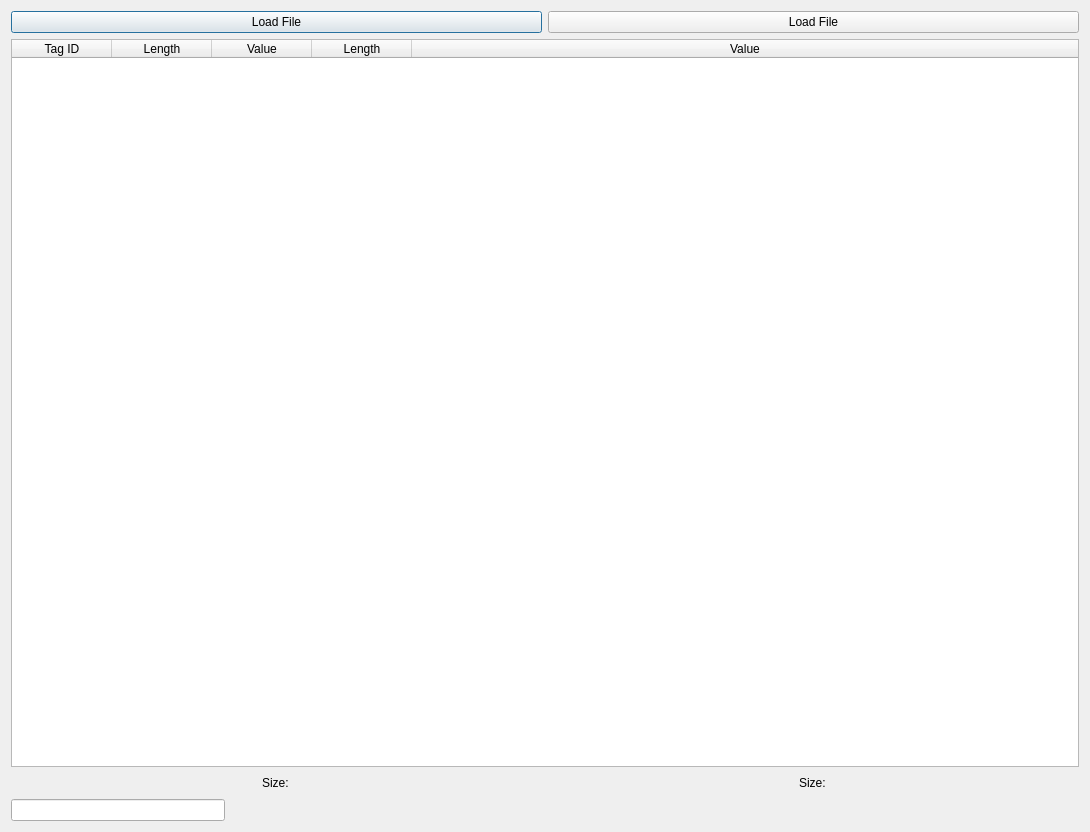
GavriloviciEduard/DICOM-Extractor-Viewer, file DICOM-Viewer/DICOM-Viewer/CompareDialog.ui: the form before one commit.
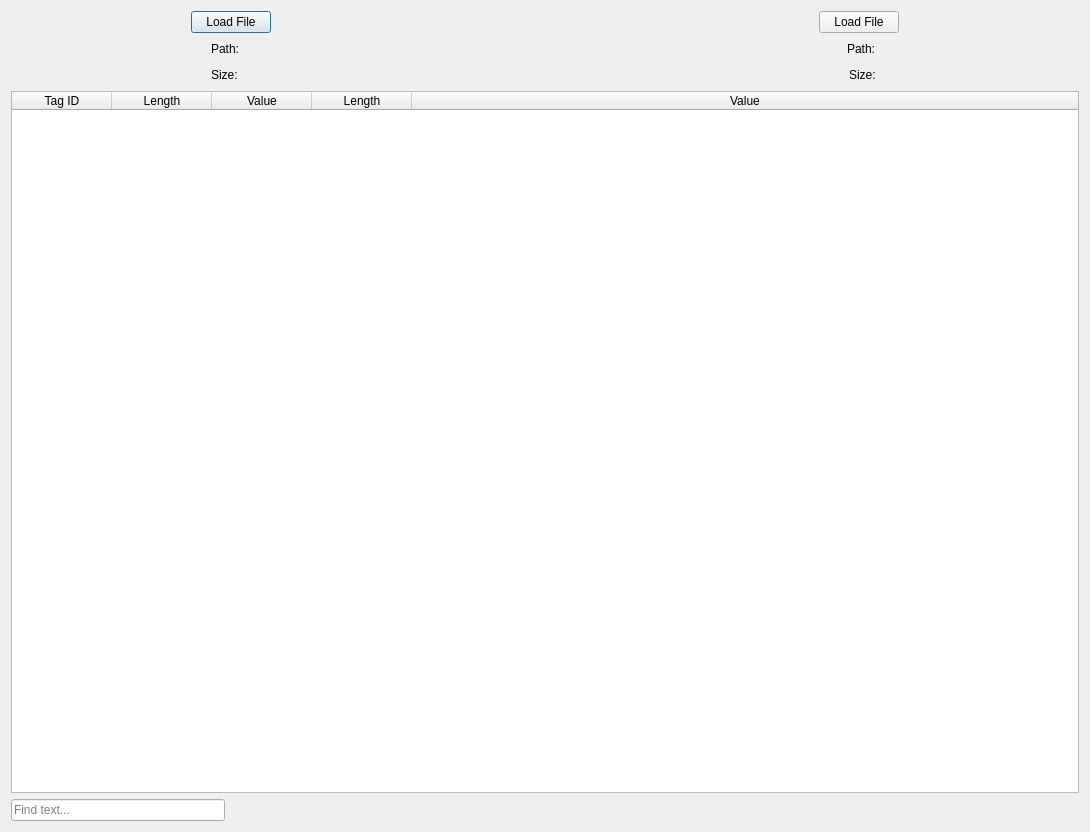
The form after the commit.

Diff of the .ui file:
```diff
--- a/DICOM-Viewer/DICOM-Viewer/CompareDialog.ui
+++ b/DICOM-Viewer/DICOM-Viewer/CompareDialog.ui
@@ -16,6 +16,19 @@
   <layout class="QVBoxLayout" name="verticalLayout">
    <item>
     <layout class="QHBoxLayout" name="horizontalLayout">
+     <item>
+      <spacer name="horizontalSpacer_13">
+       <property name="orientation">
+        <enum>Qt::Horizontal</enum>
+       </property>
+       <property name="sizeHint" stdset="0">
+        <size>
+         <width>40</width>
+         <height>20</height>
+        </size>
+       </property>
+      </spacer>
+     </item>
      <item>
       <widget class="QPushButton" name="buttonLoad1">
        <property name="text">
@@ -23,6 +36,45 @@
        </property>
       </widget>
      </item>
+     <item>
+      <spacer name="horizontalSpacer_16">
+       <property name="orientation">
+        <enum>Qt::Horizontal</enum>
+       </property>
+       <property name="sizeHint" stdset="0">
+        <size>
+         <width>40</width>
+         <height>20</height>
+        </size>
+       </property>
+      </spacer>
+     </item>
+     <item>
+      <spacer name="horizontalSpacer_15">
+       <property name="orientation">
+        <enum>Qt::Horizontal</enum>
+       </property>
+       <property name="sizeHint" stdset="0">
+        <size>
+         <width>40</width>
+         <height>20</height>
+        </size>
+       </property>
+      </spacer>
+     </item>
+     <item>
+      <spacer name="horizontalSpacer_17">
+       <property name="orientation">
+        <enum>Qt::Horizontal</enum>
+       </property>
+       <property name="sizeHint" stdset="0">
+        <size>
+         <width>40</width>
+         <height>20</height>
+        </size>
+       </property>
+      </spacer>
+     </item>
      <item>
       <widget class="QPushButton" name="butonLoad2">
        <property name="text">
@@ -30,45 +82,103 @@
        </property>
       </widget>
      </item>
+     <item>
+      <spacer name="horizontalSpacer_14">
+       <property name="orientation">
+        <enum>Qt::Horizontal</enum>
+       </property>
+       <property name="sizeHint" stdset="0">
+        <size>
+         <width>40</width>
+         <height>20</height>
+        </size>
+       </property>
+      </spacer>
+     </item>
     </layout>
    </item>
    <item>
-    <widget class="QTableWidget" name="tableWidget1">
-     <property name="sizeAdjustPolicy">
-      <enum>QAbstractScrollArea::AdjustIgnored</enum>
-     </property>
-     <attribute name="horizontalHeaderStretchLastSection">
-      <bool>true</bool>
-     </attribute>
-     <attribute name="verticalHeaderVisible">
-      <bool>true</bool>
-     </attribute>
-     <column>
-      <property name="text">
-       <string>Tag ID</string>
-      </property>
-     </column>
-     <column>
+    <layout class="QHBoxLayout" name="horizontalLayout_5">
+     <item>
+      <spacer name="horizontalSpacer_11">
+       <property name="orientation">
+        <enum>Qt::Horizontal</enum>
+       </property>
+       <property name="sizeHint" stdset="0">
+        <size>
+         <width>40</width>
+         <height>20</height>
+        </size>
+       </property>
+      </spacer>
+     </item>
+     <item>
+      <widget class="QLabel" name="labelPath1">
       <property name="text">
-       <string>Length</string>
-      </property>
-     </column>
-     <column>
-      <property name="text">
-       <string>Value</string>
-      </property>
-     </column>
-     <column>
-      <property name="text">
-       <string>Length</string>
-      </property>
-     </column>
-     <column>
+        <string>Path: </string>
+       </property>
+      </widget>
+     </item>
+     <item>
+      <spacer name="horizontalSpacer_18">
+       <property name="orientation">
+        <enum>Qt::Horizontal</enum>
+       </property>
+       <property name="sizeHint" stdset="0">
+        <size>
+         <width>40</width>
+         <height>20</height>
+        </size>
+       </property>
+      </spacer>
+     </item>
+     <item>
+      <spacer name="horizontalSpacer_9">
+       <property name="orientation">
+        <enum>Qt::Horizontal</enum>
+       </property>
+       <property name="sizeHint" stdset="0">
+        <size>
+         <width>40</width>
+         <height>20</height>
+        </size>
+       </property>
+      </spacer>
+     </item>
+     <item>
+      <spacer name="horizontalSpacer_10">
+       <property name="orientation">
+        <enum>Qt::Horizontal</enum>
+       </property>
+       <property name="sizeHint" stdset="0">
+        <size>
+         <width>40</width>
+         <height>20</height>
+        </size>
+       </property>
+      </spacer>
+     </item>
+     <item>
+      <widget class="QLabel" name="labelPath2">
       <property name="text">
-       <string>Value</string>
-      </property>
-     </column>
-    </widget>
+        <string>Path: </string>
+       </property>
+      </widget>
+     </item>
+     <item>
+      <spacer name="horizontalSpacer_12">
+       <property name="orientation">
+        <enum>Qt::Horizontal</enum>
+       </property>
+       <property name="sizeHint" stdset="0">
+        <size>
+         <width>40</width>
+         <height>20</height>
+        </size>
+       </property>
+      </spacer>
+     </item>
+    </layout>
    </item>
    <item>
     <layout class="QHBoxLayout" name="horizontalLayout_3">
@@ -118,6 +228,19 @@
        </property>
       </spacer>
      </item>
+     <item>
+      <spacer name="horizontalSpacer_19">
+       <property name="orientation">
+        <enum>Qt::Horizontal</enum>
+       </property>
+       <property name="sizeHint" stdset="0">
+        <size>
+         <width>40</width>
+         <height>20</height>
+        </size>
+       </property>
+      </spacer>
+     </item>
      <item>
       <widget class="QLabel" name="labelSize2">
        <property name="text">
@@ -140,12 +263,54 @@
      </item>
     </layout>
    </item>
+   <item>
+    <widget class="QTableWidget" name="tableWidget1">
+     <property name="sizeAdjustPolicy">
+      <enum>QAbstractScrollArea::AdjustIgnored</enum>
+     </property>
+     <attribute name="horizontalHeaderStretchLastSection">
+      <bool>true</bool>
+     </attribute>
+     <attribute name="verticalHeaderVisible">
+      <bool>true</bool>
+     </attribute>
+     <column>
+      <property name="text">
+       <string>Tag ID</string>
+      </property>
+     </column>
+     <column>
+      <property name="text">
+       <string>Length</string>
+      </property>
+     </column>
+     <column>
+      <property name="text">
+       <string>Value</string>
+      </property>
+     </column>
+     <column>
+      <property name="text">
+       <string>Length</string>
+      </property>
+     </column>
+     <column>
+      <property name="text">
+       <string>Value</string>
+      </property>
+     </column>
+    </widget>
+   </item>
    <item>
     <layout class="QHBoxLayout" name="horizontalLayout_4">
      <item>
       <layout class="QHBoxLayout" name="horizontalLayout_2">
        <item>
-        <widget class="QLineEdit" name="lineSearch"/>
+        <widget class="QLineEdit" name="lineSearch">
+         <property name="placeholderText">
+          <string>Find text...</string>
+         </property>
+        </widget>
        </item>
       </layout>
      </item>
```
Lines whose indentation alone changed are shown as unchanged.
